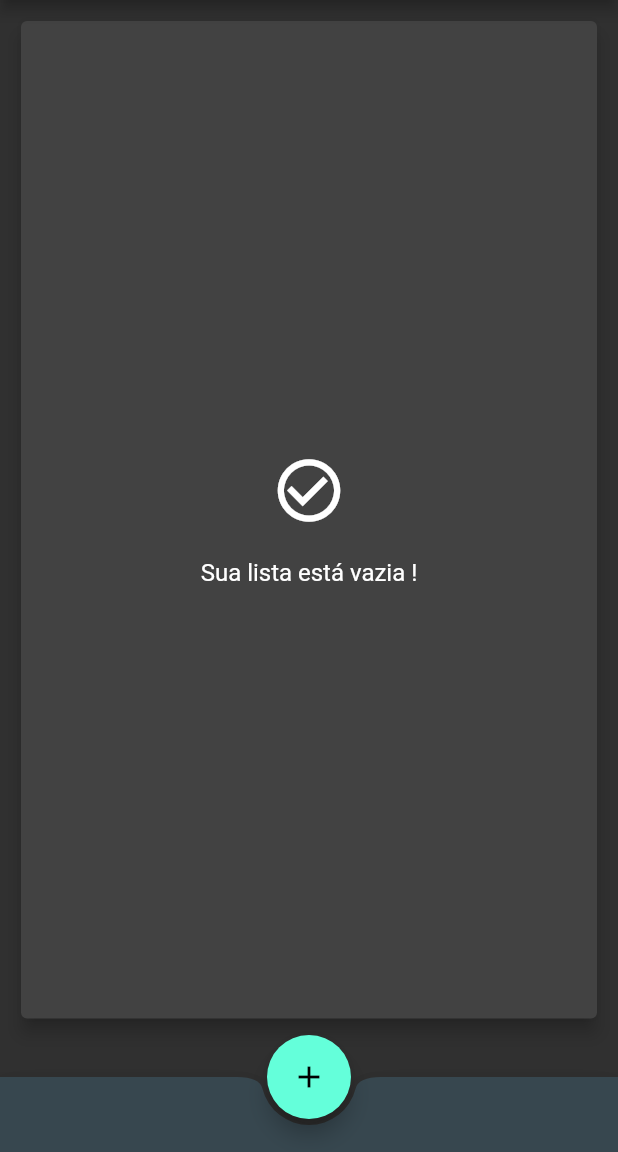
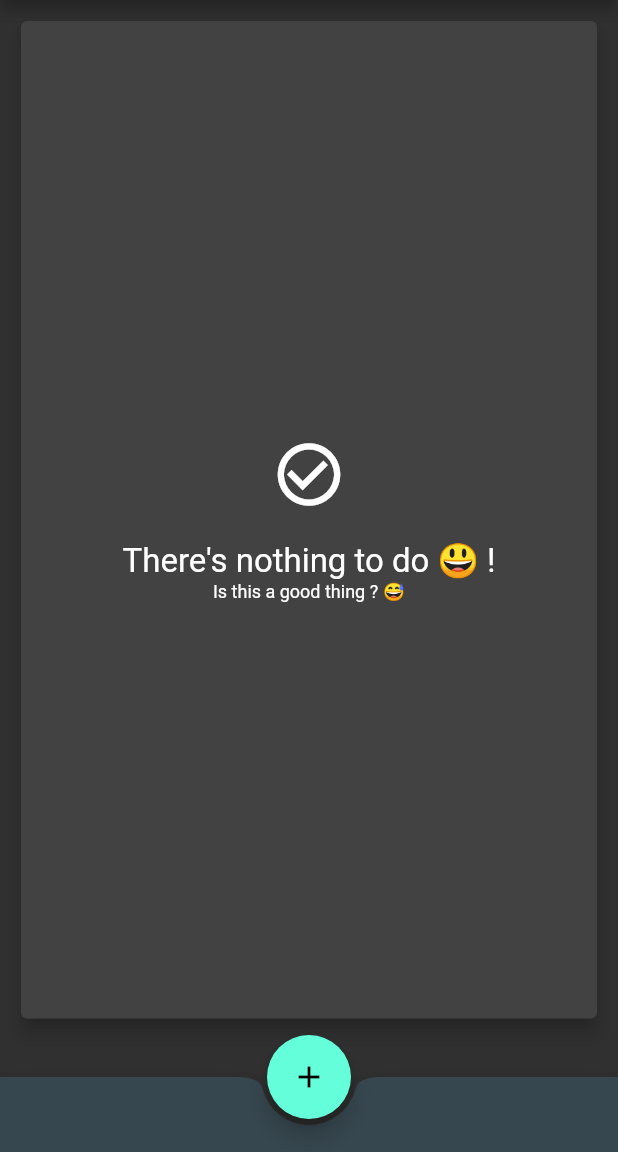
Before and after one commit to Hodes/hodes_todo_app, a Flutter app: the screen it shows after launch, on a phone screen of 412 x 824 dp, the part 84-1236 px from its top. Run offline on Flutter 3.47's test engine with Material 2 defaults, Android fonts, the phone set to English and light mode, and no system bars; our stand-ins replace flutter_slidable, sembast; missing offline and left inert: prompt_dialog.

Commit message:
Added Loading placeholder when waiting for database items to load.

```diff
--- /dev/null
+++ b/lib/widgets/loading_placeholder.dart
@@ -0,0 +1,49 @@
+import 'package:flutter/material.dart';
+
+Widget? createDefaultLoaderPlaceholder() => Center(
+  child:   Column(
+        crossAxisAlignment: CrossAxisAlignment.center,
+        mainAxisAlignment: MainAxisAlignment.center,
+        mainAxisSize: MainAxisSize.max,
+        children: [
+          CircularProgressIndicator(),
+          SizedBox(height: 20,),
+          Text("Loading...", style: TextStyle(
+            fontSize: 22
+          ),),
+        ],
+      ),
+);
+
+class LoadingPlaceholder extends StatefulWidget {
+  final bool loading;
+  final Widget? placeholder;
+  final Widget? child;
+
+  const LoadingPlaceholder(
+      {Key? key,
+      required this.loading,
+      required this.child,
+        this.placeholder})
+      :super(key: key);
+
+  @override
+  _LoadingPlaceholderState createState() => _LoadingPlaceholderState();
+}
+
+class _LoadingPlaceholderState extends State<LoadingPlaceholder> {
+  chooseContent() {
+    if (widget.loading) {
+      return widget.placeholder ?? createDefaultLoaderPlaceholder();
+    } else {
+      return widget.child;
+    }
+  }
+
+  @override
+  Widget build(BuildContext context) {
+    return Container(
+      child: chooseContent(),
+    );
+  }
+}
--- a/lib/widgets/todo_list.dart
+++ b/lib/widgets/todo_list.dart
@@ -1,6 +1,7 @@
 import 'package:flutter/material.dart';
 import 'package:hodes_todo_app/model/todo_item.dart';
 import 'package:hodes_todo_app/services/todo_list_service.dart';
+import 'package:hodes_todo_app/widgets/loading_placeholder.dart';
 import 'package:hodes_todo_app/widgets/todo_list_item.dart';
 import 'package:prompt_dialog/prompt_dialog.dart';
 
@@ -10,24 +11,25 @@ class TodoList extends StatefulWidget {
 }
 
 class _TodoListState extends State<TodoList> {
-
   final todoListService = TODOListService();
 
+  bool loadingContent = true;
   List<TODOItem> items = [];
 
   @override
   void initState() {
     super.initState();
-    this.initializeAsync();
+    this.loadItems();
   }
 
-  initializeAsync() async {
-    await this._loadItems();
-    setState(() {});
-  }
-
-  _loadItems() async {
-    items = await todoListService.getAll();
+  loadItems() async {
+    setState(() {
+      this.loadingContent = true;
+    });
+    this.items = await todoListService.getAll();
+    setState(() {
+      this.loadingContent = false;
+    });
   }
 
   addTodoItem({String value = "", bool done = false}) async {
@@ -50,18 +52,17 @@ class _TodoListState extends State<TodoList> {
   }
 
   deleteListItem(TODOItem item) async {
-      await todoListService.deleteItem(item.id);
-      setState(() {
-        items.remove(item);
-      });
+    await todoListService.deleteItem(item.id);
+    setState(() {
+      items.remove(item);
+    });
   }
 
   Future<String?> promptTask(String? currentValue, {bool edit = false}) async {
-    String title = edit ? 'Editar Tarefa' : 'Adicionar Tarefa';
+    String title = edit ? 'Edit Task' : 'Add Task';
     return await prompt(
       context,
       title: Text(title),
-      textCancel: Text('Cancelar'),
       initialValue: currentValue,
       maxLines: 3,
       autoFocus: true,
@@ -92,8 +93,12 @@ class _TodoListState extends State<TodoList> {
               height: 20,
             ),
             Text(
-              'Sua lista está vazia !',
-              style: TextStyle(fontSize: 16),
+              'There\'s nothing to do 😃 !',
+              style: TextStyle(fontSize: 22),
+            ),
+            Text(
+              'Is this a good thing ? 😅',
+              style: TextStyle(fontSize: 12),
             )
           ],
         ),
@@ -104,11 +109,12 @@ class _TodoListState extends State<TodoList> {
       children: items
           .map((TODOItem i) => TODOListItem(
                 item: i,
-                color: (even=!even) ? theme.highlightColor : null,
+                color: (even = !even) ? theme.highlightColor : null,
                 onStateChange: (TODOItem item) => selectTodoItem(item),
                 onEdit: (TODOItem item) => editItem(item),
                 onDelete: (TODOItem item) => deleteListItem(item),
-              )).toList(),
+              ))
+          .toList(),
     );
   }
 
@@ -121,7 +127,10 @@ class _TodoListState extends State<TodoList> {
         child: Card(
           elevation: 5,
           clipBehavior: Clip.antiAlias,
-          child: todoListItems(items, theme),
+          child: LoadingPlaceholder(
+            loading: loadingContent,
+            child: todoListItems(items, theme),
+          ),
         ),
       ),
       bottomNavigationBar: BottomAppBar(
```
